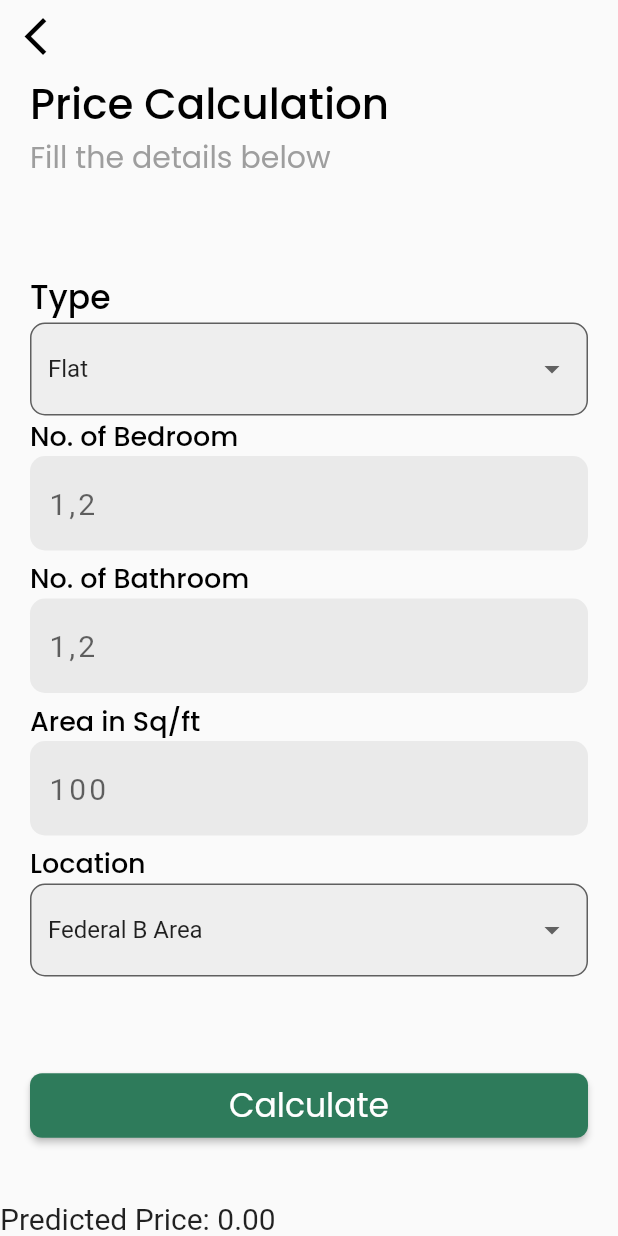
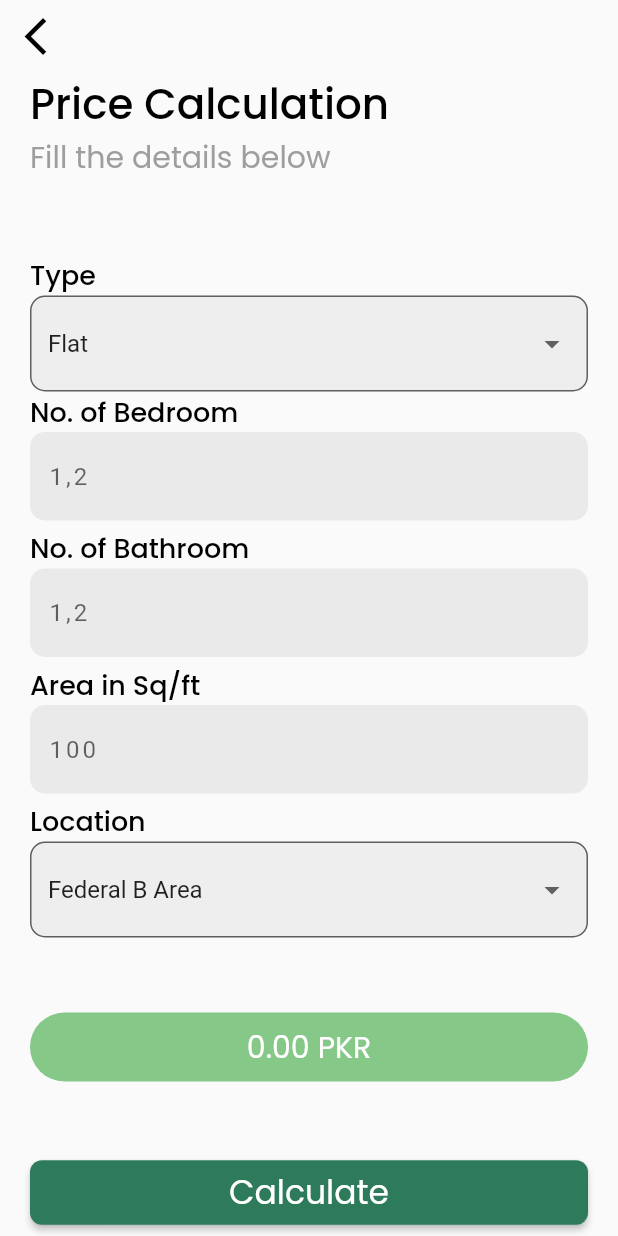
Before and after one commit to usmantariq4545/realtech, a Flutter app: the CalculationScreen screen opened directly, after a tap on "Calculate", on a phone screen of 412 x 824 dp. Run offline on Flutter 3.47's test engine with Material 2 defaults, Android fonts, the phone set to English and light mode, and no system bars; our stand-ins replace carousel_slider, cloud_firestore, firebase_auth, firebase_core, firebase_storage, google_fonts and 2 more; missing offline and left inert: tflite_flutter; accounts and stored records are empty.

Commit message:
update calculation_screen.dart

```diff
--- a/lib/screens/calculation_screem.dart
+++ b/lib/screens/calculation_screem.dart
@@ -11,6 +11,9 @@ class CalculationScreen extends StatefulWidget {
 }
 
 class _CalculationScreenState extends State<CalculationScreen> {
+  bool showPredictedPrice =
+      false; // Initially, the predicted price is not shown
+
   late Interpreter? interpreter;
   // declaration for later initialization
   late List<String> locations;
@@ -103,6 +106,7 @@ class _CalculationScreenState extends State<CalculationScreen> {
       child: Scaffold(
         resizeToAvoidBottomInset: false,
         body: SafeArea(
+          child: SingleChildScrollView(
             child: Column(
               crossAxisAlignment: CrossAxisAlignment.start,
               children: [
@@ -118,8 +122,7 @@ class _CalculationScreenState extends State<CalculationScreen> {
                     color: Colors.black,
                   ),
                 ),
-              Expanded(
-                child: Padding(
+                Padding(
                   padding:
                       const EdgeInsets.only(left: 20, right: 20, bottom: 20),
                   child: Column(
@@ -133,14 +136,15 @@ class _CalculationScreenState extends State<CalculationScreen> {
                       ),
                       PText('Fill the details below',
                           fontSize: 20.0, color: Colors.grey),
-                      Spacer(),
+                      SizedBox(
+                        height: 50,
+                      ),
                       PText(
                         'Type',
-                        fontSize: 22.0,
+                        fontSize: 18.0,
                         weight: FontWeight.w500,
                       ),
-                      Expanded(
-                        child: DropdownButtonFormField<String>(
+                      DropdownButtonFormField<String>(
                         value: selectedPropertyType,
                         onChanged: (String? value) {
                           setState(() {
@@ -162,7 +166,6 @@ class _CalculationScreenState extends State<CalculationScreen> {
                           );
                         }).toList(),
                       ),
-                      ),
                       PText(
                         'No. of Bedroom',
                         fontSize: 18.0,
@@ -176,7 +179,7 @@ class _CalculationScreenState extends State<CalculationScreen> {
                           fillColor: Color(0xFFEAEAEA),
                           hintText: '1,2',
                           hintStyle:
-                              TextStyle(fontSize: 20.0, letterSpacing: 2),
+                              TextStyle(fontSize: 16.0, letterSpacing: 2),
                           border: OutlineInputBorder(
                             borderSide: BorderSide.none,
                             borderRadius: BorderRadius.circular(10.0),
@@ -199,7 +202,7 @@ class _CalculationScreenState extends State<CalculationScreen> {
                           fillColor: Color(0xFFEAEAEA),
                           hintText: '1,2',
                           hintStyle:
-                              TextStyle(fontSize: 20.0, letterSpacing: 2),
+                              TextStyle(fontSize: 16.0, letterSpacing: 2),
                           border: OutlineInputBorder(
                             borderSide: BorderSide.none,
                             borderRadius: BorderRadius.circular(10.0),
@@ -222,7 +225,7 @@ class _CalculationScreenState extends State<CalculationScreen> {
                           fillColor: Color(0xFFEAEAEA),
                           hintText: '100',
                           hintStyle:
-                              TextStyle(fontSize: 20.0, letterSpacing: 2),
+                              TextStyle(fontSize: 16.0, letterSpacing: 2),
                           border: OutlineInputBorder(
                             borderSide: BorderSide.none,
                             borderRadius: BorderRadius.circular(10.0),
@@ -237,8 +240,7 @@ class _CalculationScreenState extends State<CalculationScreen> {
                         fontSize: 18.0,
                         weight: FontWeight.w500,
                       ),
-                      Expanded(
-                        child: DropdownButtonFormField<String>(
+                      DropdownButtonFormField<String>(
                         value: selectedLocation,
                         onChanged: (String? value) {
                           setState(() {
@@ -260,8 +262,33 @@ class _CalculationScreenState extends State<CalculationScreen> {
                           );
                         }).toList(),
                       ),
+                      SizedBox(
+                        height: 50,
                       ),
-                      Spacer(),
+                      Visibility(
+                        visible:
+                            showPredictedPrice, // Control visibility based on the boolean variable
+
+                        child: Container(
+                          decoration: BoxDecoration(
+                              color: Colors.green.withOpacity(0.67),
+                              borderRadius: BorderRadius.circular(30)),
+                          width: MediaQuery.of(context).size.width,
+                          child: Padding(
+                            padding: const EdgeInsets.all(8.0),
+                            child: Center(
+                              child: PText(
+                                  '${predictedPrice.toStringAsFixed(2)} PKR', // Display predicted price here
+                                  weight: FontWeight.w400,
+                                  fontSize: 20,
+                                  color: Colors.white),
+                            ),
+                          ),
+                        ),
+                      ),
+                      SizedBox(
+                        height: 50,
+                      ),
                       SizedBox(
                         width: double.infinity,
                         child: ElevatedButton(
@@ -296,6 +323,8 @@ class _CalculationScreenState extends State<CalculationScreen> {
                                   selectedPropertyType);
                               // Store the predicted price in the state
                               setState(() {
+                                showPredictedPrice =
+                                    true; // Set the boolean variable to true to show the predicted price
                                 predictedPrice = output[
                                     0]; // Assuming the predicted price is stored in the first element of the output list
                               });
@@ -318,13 +347,8 @@ class _CalculationScreenState extends State<CalculationScreen> {
                     ],
                   ),
                 ),
+              ],
             ),
-              SizedBox(height: 20), // Adjust the spacing as needed
-              Text(
-                'Predicted Price: ${predictedPrice.toStringAsFixed(2)}', // Display predicted price here
-                style: TextStyle(fontSize: 20),
-              ),
-            ], //Children
           ),
         ),
       ),
```
Lines whose indentation alone changed are shown as unchanged.
